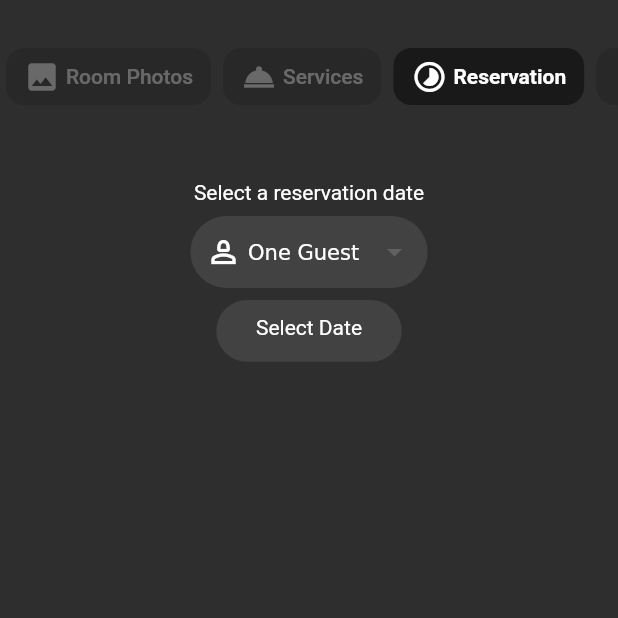
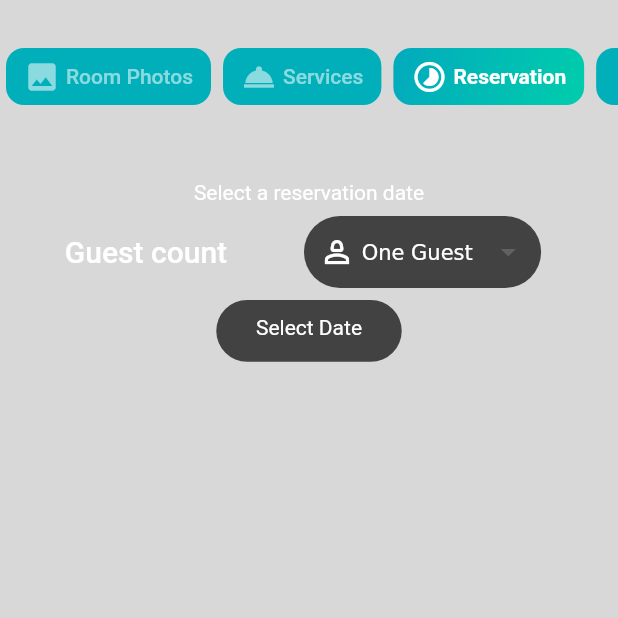
Before and after one commit to egemenocakli/hotel_ui, a Flutter app: the MainMenuView screen opened directly, item 3 of the bottom bar chosen, on a phone screen of 412 x 824 dp, the top half of it. Run offline on Flutter 3.47's test engine with Material 2 defaults, Android fonts, the phone set to English and light mode, and no system bars; drawn by our look-alikes of buttons_tabbar; our stand-ins replace syncfusion_flutter_datepicker; missing offline and left inert: easy_image_viewer.

Commit message:
Tasarım değişikliğine devam ediyorum

```diff
--- a/lib/constants/app_constants.dart
+++ b/lib/constants/app_constants.dart
@@ -15,6 +15,27 @@ class AppColors {
   static Color red = Colors.red;
   static Color bGrey = Colors.blueGrey;
   static Color desiredDawn = const Color(0xFFD8D8D8);
+  static List<Color> tabbarColors = [const Color(0xFF02AABD), const Color(0xFF00CDAC)];
+  static List<Color> gradientBackgroundColors = [const Color(0xFFEAD6EE), const Color(0xFFA0F1EA)];
+
+/*
+Color(0xFF282A3A),
+
+Color(0xFF00AFB9),
+
+#tabbar color
+colors: <Color>[
+            Color(0xFF02AABD),
+            Color(0xFF00CDAC),
+          ],
+
+#background
+colors: <Color>[
+                    Color(0xFFEAD6EE),
+                    Color(0xFFA0F1EA),
+                  ],
+
+ */
 }
 
 class AppImages {
--- a/lib/pages/main/view/main_menu_view.dart
+++ b/lib/pages/main/view/main_menu_view.dart
@@ -21,21 +21,22 @@ class _MainMenuViewState extends State<MainMenuView> {
   @override
   Widget build(BuildContext context) {
     return Scaffold(
-      backgroundColor: const Color(0xFF212121),
       body: SafeArea(
         child: SingleChildScrollView(
           child: SizedBox(
             height: context.height * 1.5,
             child: Container(
-              decoration: const BoxDecoration(
+              decoration: BoxDecoration(
                 gradient: LinearGradient(
                   begin: Alignment.topCenter,
                   end: Alignment.bottomCenter,
-                  colors: <Color>[
-                    Color(0xFF212121),
-                    Color(0xFF2e2e2e),
-                    Color(0xFF212121),
+                  colors: AppColors.gradientBackgroundColors,
+                  /*
+                  <Color>[
+                    Color(0xFFEAD6EE),
+                    Color(0xFFA0F1EA),
                   ],
+                  */
                 ),
               ),
               child: DefaultTabController(
@@ -81,9 +82,21 @@ class _MainMenuViewState extends State<MainMenuView> {
       contentPadding: const EdgeInsets.symmetric(horizontal: 12),
       borderColor: Colors.transparent,
       elevation: 2,
-      decoration: const BoxDecoration(color: Colors.black45),
-      unselectedBackgroundColor: Colors.black12,
-      unselectedLabelStyle: const TextStyle(color: Colors.white30),
+      decoration: BoxDecoration(
+        gradient: LinearGradient(
+          begin: Alignment.topLeft,
+          end: Alignment.bottomRight,
+          colors: AppColors.tabbarColors,
+          /*
+          <Color>[
+            Color(0xFF02AABD),
+            Color(0xFF00CDAC),
+          ],
+*/
+        ),
+      ), //const BoxDecoration(color: Colors.black45),
+      unselectedBackgroundColor: const Color(0xFF00AFB9),
+      unselectedLabelStyle: const TextStyle(color: Colors.white54),
       labelStyle: const TextStyle(color: AppColors.white, fontWeight: FontWeight.bold),
       //height: 56,
       tabs: const [
--- a/lib/pages/main/view/room_photos_view.dart
+++ b/lib/pages/main/view/room_photos_view.dart
@@ -59,7 +59,7 @@ class _RoomPhotosViewState extends State<RoomPhotosView> {
         top: context.height * 0.72,
         width: context.width,
         child: Container(
-          color: Colors.black26,
+          color: Colors.blueGrey.shade200,
           child: GridView.count(
             controller: ScrollController(keepScrollOffset: false),
             mainAxisSpacing: 10,
--- a/lib/pages/reservation/view/reservation_view.dart
+++ b/lib/pages/reservation/view/reservation_view.dart
@@ -25,8 +25,9 @@ class _ReservationViewState extends State<ReservationView> {
 
 Widget _buildScreen(BuildContext context, ReservationViewModel viewModel) {
   return Scaffold(
-    backgroundColor: AppColors.greys6,
+    backgroundColor: const Color(0xFFD8D8D8),
     body: Container(
+      /*
       decoration: const BoxDecoration(
         gradient: LinearGradient(
           begin: Alignment.topCenter,
@@ -39,6 +40,7 @@ Widget _buildScreen(BuildContext context, ReservationViewModel viewModel) {
           ],
         ),
       ),
+      */
       child: Padding(
         padding: const EdgeInsets.only(top: AppSizes.pageStartPadding),
         child: Column(
@@ -55,7 +57,7 @@ Widget _buildScreen(BuildContext context, ReservationViewModel viewModel) {
               child: reservationCalender(context, viewModel),
             ),
             */
-            dropDownGuest(viewModel),
+            dropDownGuest(viewModel, context),
             InkWell(
               onTap: () {
                 viewModel.showCalender = !viewModel.showCalender;
@@ -74,7 +76,7 @@ Widget _buildScreen(BuildContext context, ReservationViewModel viewModel) {
             ),
             viewModel.showCalender == true
                 ? Container(
-                    padding: const EdgeInsets.only(top: 20),
+                    padding: const EdgeInsets.only(top: 10),
                     child: reservationCalender(context, viewModel),
                   )
                 : const SizedBox()
@@ -85,8 +87,12 @@ Widget _buildScreen(BuildContext context, ReservationViewModel viewModel) {
   );
 }
 
-Padding dropDownGuest(ReservationViewModel viewModel) {
-  return Padding(
+Widget dropDownGuest(ReservationViewModel viewModel, context) {
+  return Row(
+    mainAxisAlignment: MainAxisAlignment.spaceEvenly,
+    children: [
+      Text("Guest count", style: Theme.of(context).textTheme.titleLarge?.copyWith(color: Colors.white)),
+      Padding(
         padding: const EdgeInsets.all(8.0),
         child: Container(
           padding: const EdgeInsets.symmetric(horizontal: AppSizes.sizeSmall),
@@ -128,6 +134,8 @@ Padding dropDownGuest(ReservationViewModel viewModel) {
             }).toList(),
           ),
         ),
+      ),
+    ],
   );
 }
 
```
Also changed, not shown: lib/pages/main/view/background_view.dart (+25 -2 lines). Lines whose indentation alone changed are shown as unchanged.
